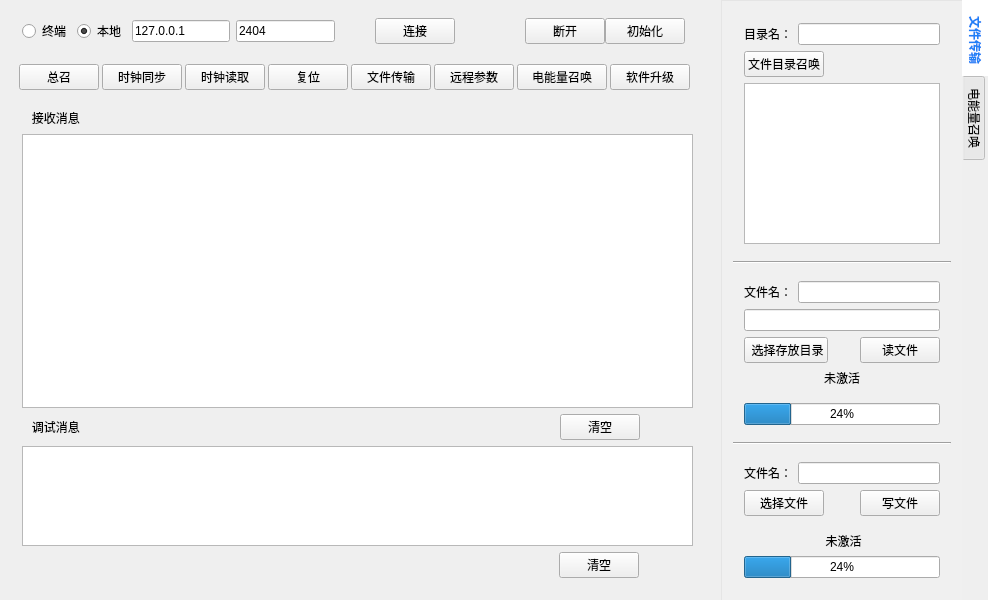
The window that Test1/widget.ui (jsx-web/app) describes before a commit, drawn with Qt 5.
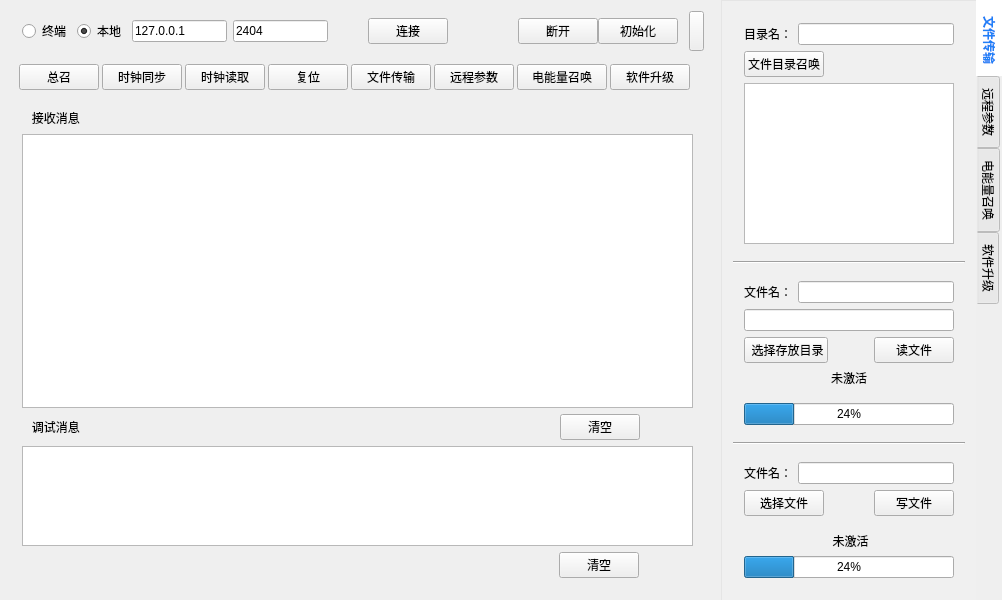
The same window after the commit. Icons and pictures are not drawn.

The edit to the form file:
```diff
--- a/Test1/widget.ui
+++ b/Test1/widget.ui
@@ -6,7 +6,7 @@
    <rect>
     <x>0</x>
     <y>0</y>
-    <width>988</width>
+    <width>1002</width>
     <height>600</height>
    </rect>
   </property>
@@ -48,6 +48,30 @@
      </property>
      <layout class="QVBoxLayout" name="verticalLayout_2">
       <item>
+       <widget class="QWidget" name="widget_4" native="true">
+        <property name="maximumSize">
+         <size>
+          <width>698</width>
+          <height>16777215</height>
+         </size>
+        </property>
+        <layout class="QHBoxLayout" name="horizontalLayout_5">
+         <property name="spacing">
+          <number>0</number>
+         </property>
+         <property name="leftMargin">
+          <number>0</number>
+         </property>
+         <property name="topMargin">
+          <number>0</number>
+         </property>
+         <property name="rightMargin">
+          <number>0</number>
+         </property>
+         <property name="bottomMargin">
+          <number>0</number>
+         </property>
+         <item>
        <widget class="QWidget" name="widget" native="true">
         <property name="sizePolicy">
          <sizepolicy hsizetype="Fixed" vsizetype="Preferred">
@@ -207,6 +231,35 @@
        </widget>
       </item>
       <item>
+          <widget class="QPushButton" name="Btn_sideWidget">
+           <property name="minimumSize">
+            <size>
+             <width>15</width>
+             <height>40</height>
+            </size>
+           </property>
+           <property name="styleSheet">
+            <string notr="true"/>
+           </property>
+           <property name="text">
+            <string/>
+           </property>
+           <property name="icon">
+            <iconset resource="res.qrc">
+             <normaloff>:/res/Right.svg</normaloff>:/res/Right.svg</iconset>
+           </property>
+           <property name="iconSize">
+            <size>
+             <width>15</width>
+             <height>15</height>
+            </size>
+           </property>
+          </widget>
+         </item>
+        </layout>
+       </widget>
+      </item>
+      <item>
        <widget class="QWidget" name="options" native="true">
         <property name="sizePolicy">
          <sizepolicy hsizetype="Fixed" vsizetype="Preferred">
@@ -1185,7 +1238,17 @@
      </widget>
      <widget class="QWidget" name="tab_2">
       <attribute name="title">
-       <string notr="true">电能量召唤</string>
+       <string notr="true">远程参数</string>
+      </attribute>
+     </widget>
+     <widget class="QWidget" name="tab">
+      <attribute name="title">
+       <string>电能量召唤</string>
+      </attribute>
+     </widget>
+     <widget class="QWidget" name="tab_3">
+      <attribute name="title">
+       <string>软件升级</string>
       </attribute>
      </widget>
     </widget>
```
Left out of the diff: 8 changed lines with no effect on the pictures. Lines whose indentation alone changed are shown as unchanged.
